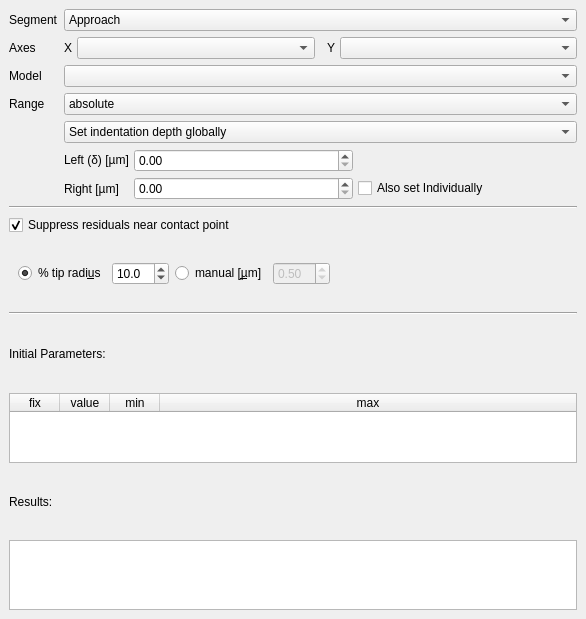
AFM-analysis/PyJibe, file pyjibe/fd/tab_fit.ui: the form before one commit.
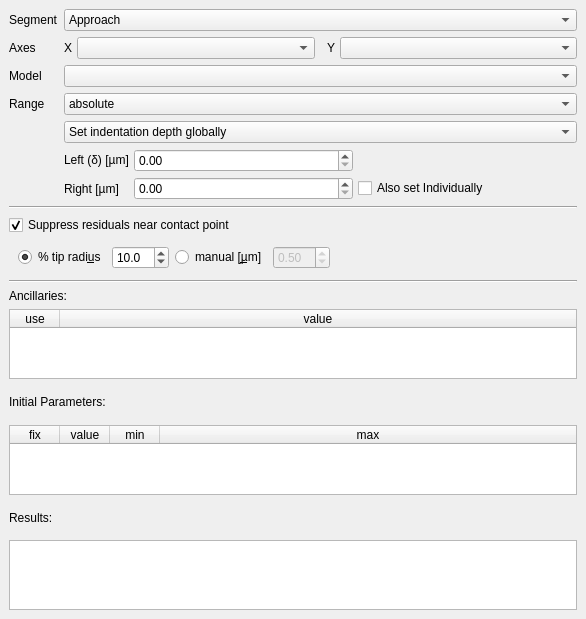
The form after the commit. Custom widgets are drawn as their Qt base class.

Commit message: feat: initial support for ancillary parameters; fix: always display parameter units

```diff
--- a/pyjibe/fd/tab_fit.ui
+++ b/pyjibe/fd/tab_fit.ui
@@ -85,7 +85,7 @@
         <verstretch>0</verstretch>
        </sizepolicy>
       </property>
-      <layout class="QVBoxLayout" name="verticalLayout_13" stretch="0,0,0,0,0,0,0,0,0">
+      <layout class="QVBoxLayout" name="verticalLayout_13" stretch="0,0,0,0,0,0,0,0,0,0">
        <property name="spacing">
         <number>6</number>
        </property>
@@ -519,6 +519,87 @@
          </property>
         </widget>
        </item>
+       <item>
+        <widget class="QWidget" name="widget_anc" native="true">
+         <layout class="QVBoxLayout" name="verticalLayout_2">
+          <property name="leftMargin">
+           <number>0</number>
+          </property>
+          <property name="topMargin">
+           <number>0</number>
+          </property>
+          <property name="rightMargin">
+           <number>0</number>
+          </property>
+          <property name="bottomMargin">
+           <number>0</number>
+          </property>
+          <item>
+           <widget class="QLabel" name="label_7">
+            <property name="text">
+             <string>Ancillaries:</string>
+            </property>
+           </widget>
+          </item>
+          <item>
+           <widget class="QTableWidget" name="table_parameters_anc">
+            <property name="sizePolicy">
+             <sizepolicy hsizetype="Preferred" vsizetype="Fixed">
+              <horstretch>0</horstretch>
+              <verstretch>0</verstretch>
+             </sizepolicy>
+            </property>
+            <property name="verticalScrollBarPolicy">
+             <enum>Qt::ScrollBarAlwaysOff</enum>
+            </property>
+            <property name="sizeAdjustPolicy">
+             <enum>QAbstractScrollArea::AdjustToContents</enum>
+            </property>
+            <property name="selectionMode">
+             <enum>QAbstractItemView::NoSelection</enum>
+            </property>
+            <property name="verticalScrollMode">
+             <enum>QAbstractItemView::ScrollPerPixel</enum>
+            </property>
+            <property name="horizontalScrollMode">
+             <enum>QAbstractItemView::ScrollPerPixel</enum>
+            </property>
+            <property name="wordWrap">
+             <bool>false</bool>
+            </property>
+            <property name="cornerButtonEnabled">
+             <bool>false</bool>
+            </property>
+            <attribute name="horizontalHeaderCascadingSectionResizes">
+             <bool>true</bool>
+            </attribute>
+            <attribute name="horizontalHeaderDefaultSectionSize">
+             <number>50</number>
+            </attribute>
+            <attribute name="horizontalHeaderMinimumSectionSize">
+             <number>20</number>
+            </attribute>
+            <attribute name="horizontalHeaderStretchLastSection">
+             <bool>true</bool>
+            </attribute>
+            <attribute name="verticalHeaderMinimumSectionSize">
+             <number>20</number>
+            </attribute>
+            <column>
+             <property name="text">
+              <string>use</string>
+             </property>
+            </column>
+            <column>
+             <property name="text">
+              <string>value</string>
+             </property>
+            </column>
+           </widget>
+          </item>
+         </layout>
+        </widget>
+       </item>
        <item>
         <widget class="QLabel" name="label_11">
          <property name="text">
```
Left out of the diff: 13 changed lines with no effect on the pictures. The commit also changes 4 other files.
